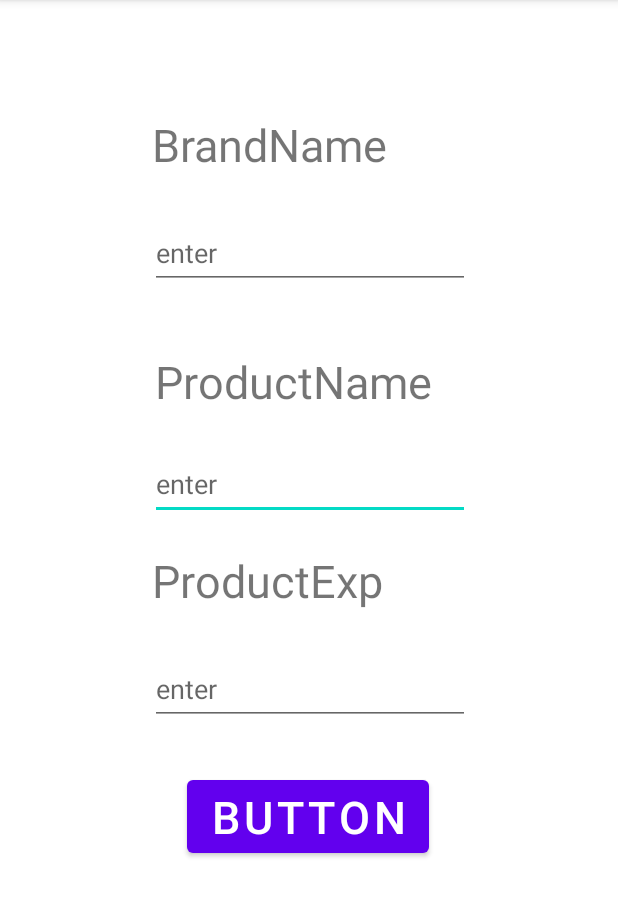
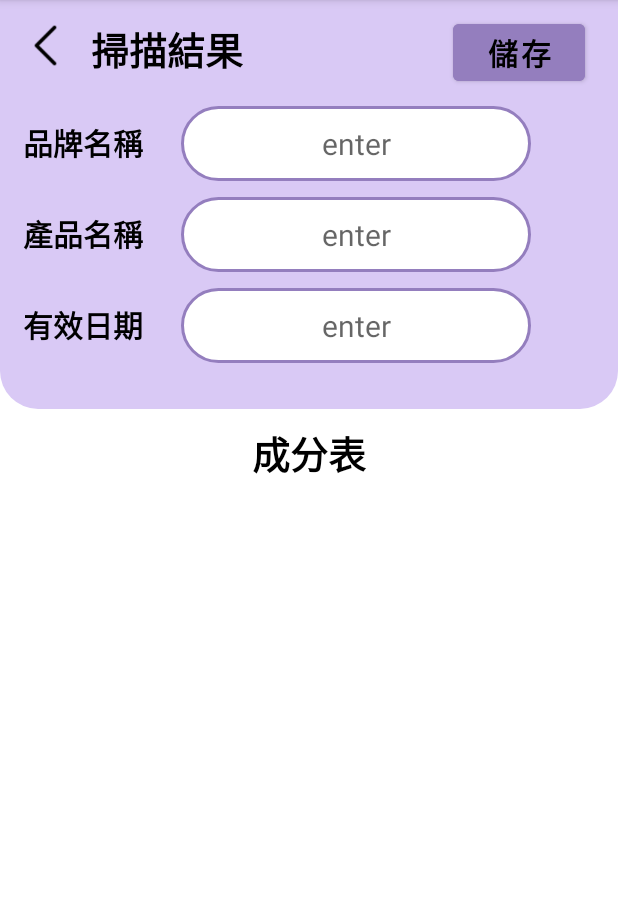
Before and after one commit to chraining21/Venus, an Android app: the ProductDtlEditActivity screen opened directly, with no data from a screen before it, on a phone screen of 412 x 824 dp, the part 84-1001 px from its top. Run offline under Robolectric (Android 15) with nearby library versions, the light colour scheme and no system bars; our stand-ins replace Room's generated code.

Commit message:
顯示.編輯內容的xml

```diff
--- /dev/null
+++ b/app/src/main/res/drawable/corner_radius.xml
@@ -0,0 +1,7 @@
+<?xml version="1.0" encoding="utf-8"?>
+<shape android:shape="rectangle" xmlns:android="http://schemas.android.com/apk/res/android">
+    <solid android:color="#D9C9F5" />
+    <corners
+        android:bottomLeftRadius="30sp"
+        android:bottomRightRadius="30sp"/>
+</shape>
--- /dev/null
+++ b/app/src/main/res/drawable/enter_shape.xml
@@ -0,0 +1,6 @@
+<?xml version="1.0" encoding="utf-8"?>
+<shape android:shape="rectangle" xmlns:android="http://schemas.android.com/apk/res/android">
+    <solid android:color="#FFFFFF" />
+    <stroke android:width="2dp" android:color="#947EBE" />
+    <corners android:radius="100dp" />
+</shape>
--- a/app/src/main/res/layout/activity_product_dtl_edit.xml
+++ b/app/src/main/res/layout/activity_product_dtl_edit.xml
@@ -1,110 +1,173 @@
 <?xml version="1.0" encoding="utf-8"?>
-<androidx.constraintlayout.widget.ConstraintLayout xmlns:android="http://schemas.android.com/apk/res/android"
+<LinearLayout xmlns:android="http://schemas.android.com/apk/res/android"
     xmlns:app="http://schemas.android.com/apk/res-auto"
     xmlns:tools="http://schemas.android.com/tools"
     android:layout_width="match_parent"
     android:layout_height="match_parent"
-    android:layout_gravity="center">
+    android:layout_gravity="center"
+    android:orientation="vertical">
+
+    <LinearLayout
+        android:layout_width="match_parent"
+        android:layout_height="65sp"
+        android:orientation="horizontal"
+        android:background="@color/purple"
+        >
+
+        <ImageView
+            android:id="@+id/back"
+            android:layout_width="30sp"
+            android:layout_height="30sp"
+            android:layout_marginTop="15sp"
+            android:layout_marginStart="15sp"
+            app:srcCompat="@drawable/back" />
+
+        <TextView
+            android:id="@+id/textView4"
+            android:layout_width="wrap_content"
+            android:layout_height="wrap_content"
+            android:layout_marginTop="10sp"
+            android:layout_marginStart="15sp"
+            android:text="掃描結果"
+            android:textSize="25sp"
+            android:textColor="@color/black"
+            android:textStyle="bold"/>
+
+        <Button
+            android:id="@+id/submitbutton"
+            android:layout_width="wrap_content"
+            android:layout_height="wrap_content"
+            android:backgroundTint="#947EBE"
+            android:layout_marginTop="10sp"
+            android:text="儲存"
+            android:textAlignment="center"
+            android:textColor="#000000"
+            android:textSize="20sp"
+            android:textStyle="bold"
+            android:layout_marginStart="140sp"/>
+
+
+    </LinearLayout>
+
+    <LinearLayout
+        android:layout_width="match_parent"
+        android:layout_height="wrap_content"
+        android:background="@color/purple"
+        android:orientation="horizontal">
 
         <TextView
             android:id="@+id/textView1"
             android:layout_width="wrap_content"
             android:layout_height="wrap_content"
-        android:layout_marginStart="101dp"
-        android:layout_marginTop="76dp"
-        android:layout_marginEnd="124dp"
-        android:text="BrandName"
-        android:textSize="30sp"
-        app:layout_constraintEnd_toEndOf="parent"
-        app:layout_constraintHorizontal_bias="0.0"
-        app:layout_constraintStart_toStartOf="parent"
-        app:layout_constraintTop_toTopOf="parent"></TextView>
+            android:layout_marginStart="15sp"
+            android:layout_marginTop="5sp"
+            android:layout_marginEnd="20sp"
+            android:text="品牌名稱"
+            android:textColor="@color/black"
+            android:textSize="20sp"
+            android:textStyle="bold">
+
+        </TextView>
+
+        <EditText
+            android:id="@+id/edit_bname"
+            android:layout_width="wrap_content"
+            android:layout_height="wrap_content"
+            android:layout_margin="5sp"
+            android:background="@drawable/enter_shape"
+            android:ems="10"
+            android:hint="enter"
+            android:inputType="textPersonName"
+            android:minHeight="50sp"
+            android:textAlignment="center"
+            android:textSize="20sp"
+            />
+    </LinearLayout>
+
+    <LinearLayout
+        android:layout_width="match_parent"
+        android:layout_height="wrap_content"
+        android:background="@color/purple"
+        android:orientation="horizontal">
+
+        <TextView
+            android:id="@+id/textView2"
+            android:layout_width="wrap_content"
+            android:layout_height="wrap_content"
+            android:layout_marginStart="15sp"
+            android:layout_marginTop="5sp"
+            android:layout_marginEnd="20sp"
+            android:text="產品名稱"
+            android:textColor="@color/black"
+            android:textSize="20sp"
+            android:textStyle="bold">
+
+        </TextView>
 
         <EditText
             android:id="@+id/edit_pname"
             android:layout_width="wrap_content"
             android:layout_height="wrap_content"
+            android:layout_margin="5sp"
+            android:background="@drawable/enter_shape"
             android:ems="10"
             android:hint="enter"
             android:inputType="textPersonName"
-        android:minHeight="48dp"
-        app:layout_constraintBottom_toBottomOf="parent"
-        app:layout_constraintEnd_toEndOf="parent"
-        app:layout_constraintHorizontal_bias="0.502"
-        app:layout_constraintStart_toStartOf="parent"
-        app:layout_constraintTop_toTopOf="parent"
-        app:layout_constraintVertical_bias="0.415" />
+            android:minHeight="50sp"
+            android:textAlignment="center"
+            android:textSize="20sp" />
+    </LinearLayout>
+
+    <LinearLayout
+        android:layout_width="match_parent"
+        android:layout_height="wrap_content"
+        android:background="@color/purple"
+        android:orientation="horizontal">
 
         <TextView
             android:id="@+id/textView3"
             android:layout_width="wrap_content"
             android:layout_height="wrap_content"
-        android:layout_marginStart="101dp"
-        android:layout_marginTop="20dp"
-        android:layout_marginEnd="124dp"
-        android:text="ProductExp"
-        android:textSize="30sp"
-        app:layout_constraintEnd_toEndOf="parent"
-        app:layout_constraintHorizontal_bias="0.0"
-        app:layout_constraintStart_toStartOf="parent"
-        app:layout_constraintTop_toBottomOf="@+id/edit_pname"></TextView>
+            android:layout_marginStart="15sp"
+            android:layout_marginTop="5sp"
+            android:layout_marginEnd="20sp"
+            android:text="有效日期"
+            android:textColor="@color/black"
+            android:textSize="20sp"
+            android:textStyle="bold">
+
+        </TextView>
 
         <EditText
             android:id="@+id/edit_pexp"
             android:layout_width="wrap_content"
             android:layout_height="wrap_content"
-        android:layout_marginTop="28dp"
+            android:layout_margin="5sp"
+            android:background="@drawable/enter_shape"
             android:ems="10"
             android:hint="enter"
             android:inputType="textPersonName"
-        android:minHeight="48dp"
-        app:layout_constraintEnd_toEndOf="parent"
-        app:layout_constraintHorizontal_bias="0.502"
-        app:layout_constraintStart_toStartOf="parent"
-        app:layout_constraintTop_toBottomOf="@+id/textView3" />
+            android:minHeight="50sp"
+            android:textAlignment="center"
+            android:textSize="20sp" />
 
+    </LinearLayout>
+    <LinearLayout
+        android:layout_width="match_parent"
+        android:layout_height="25dp"
+        android:background="@drawable/corner_radius"
+        android:orientation="horizontal">
+    </LinearLayout>
     <TextView
-        android:id="@+id/textView2"
-        android:layout_width="wrap_content"
+        android:id="@+id/textView5"
+        android:layout_width="match_parent"
         android:layout_height="wrap_content"
-        android:layout_marginStart="101dp"
-        android:layout_marginTop="35dp"
-        android:layout_marginEnd="124dp"
-        android:layout_marginBottom="24dp"
-        android:text="ProductName"
-        android:textSize="30sp"
-        app:layout_constraintBottom_toTopOf="@+id/edit_pname"
-        app:layout_constraintEnd_toEndOf="parent"
-        app:layout_constraintHorizontal_bias="1.0"
-        app:layout_constraintStart_toStartOf="parent"
-        app:layout_constraintTop_toBottomOf="@+id/edit_bname"
-        app:layout_constraintVertical_bias="1.0"></TextView>
-
-    <EditText
-        android:id="@+id/edit_bname"
-        android:layout_width="wrap_content"
-        android:layout_height="wrap_content"
-        android:layout_marginTop="28dp"
-        android:ems="10"
-        android:hint="enter"
-        android:inputType="textPersonName"
-        android:minHeight="48dp"
-        app:layout_constraintEnd_toEndOf="parent"
-        app:layout_constraintHorizontal_bias="0.502"
-        app:layout_constraintStart_toStartOf="parent"
-        app:layout_constraintTop_toBottomOf="@+id/textView1" />
-
-    <Button
-        android:id="@+id/submitbutton"
-        android:layout_width="wrap_content"
-        android:layout_height="wrap_content"
-        android:layout_marginBottom="56dp"
-        android:text="Button"
-        android:textSize="30sp"
-        app:layout_constraintBottom_toTopOf="@+id/guideline2"
-        app:layout_constraintEnd_toEndOf="parent"
-        app:layout_constraintHorizontal_bias="0.498"
-        app:layout_constraintStart_toStartOf="parent" />
+        android:layout_marginTop="10sp"
+        android:text="成分表"
+        android:textAlignment="center"
+        android:textColor="@color/black"
+        android:textSize="25sp"
+        android:textStyle="bold" />
 
     <androidx.constraintlayout.widget.Guideline
         android:id="@+id/guideline2"
@@ -114,4 +177,4 @@
         app:layout_constraintGuide_begin="631dp" />
 
 
-</androidx.constraintlayout.widget.ConstraintLayout>
+</LinearLayout>
--- a/app/src/main/res/values/colors.xml
+++ b/app/src/main/res/values/colors.xml
@@ -9,4 +9,6 @@
     <color name="white">#FFFFFFFF</color>
     <color name="yellow">#F7F9BF</color>
     <color name="green">#66cc99</color>
+    <color name="purple">#D9C9F5</color>
+
 </resources>
```
Also changed, not shown: app/src/main/res/layout/activity_product_dtl.xml (+132 -60 lines), app/src/main/res/drawable/pencil.png (added), app/src/main/res/drawable/sad.png (added), app/src/main/res/drawable/smile.png (added). Lines whose indentation alone changed are shown as unchanged.
